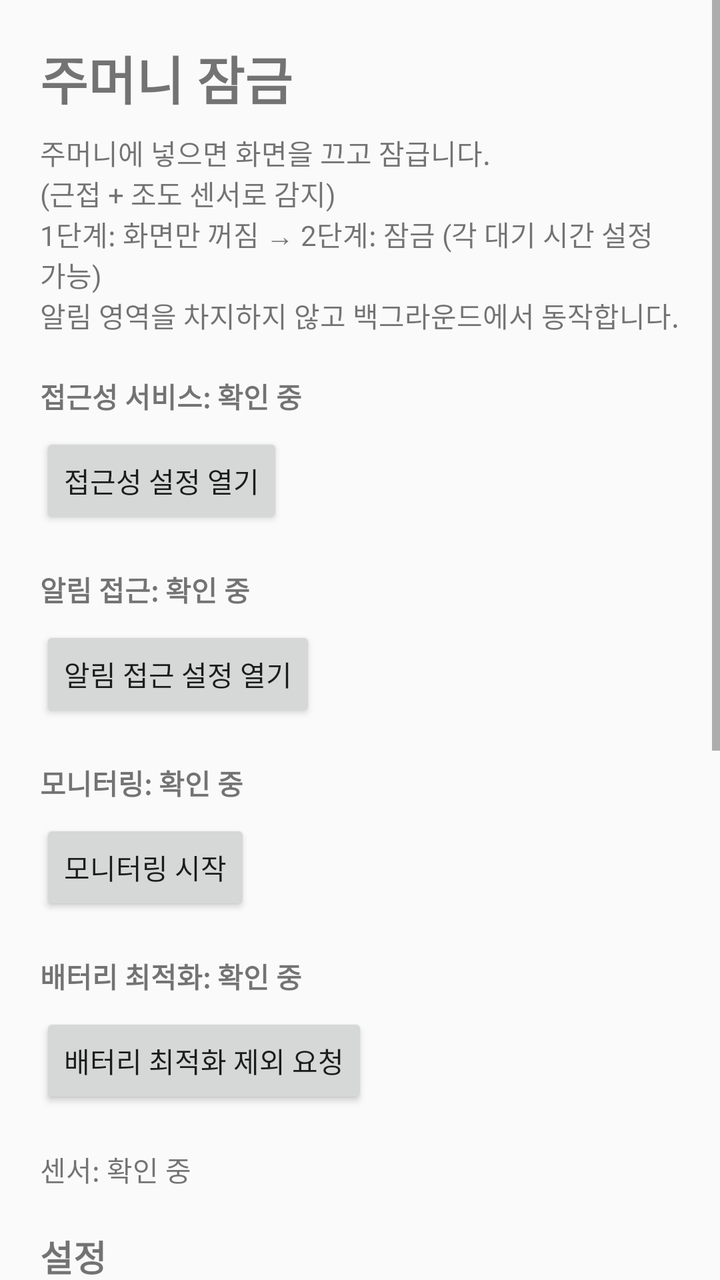
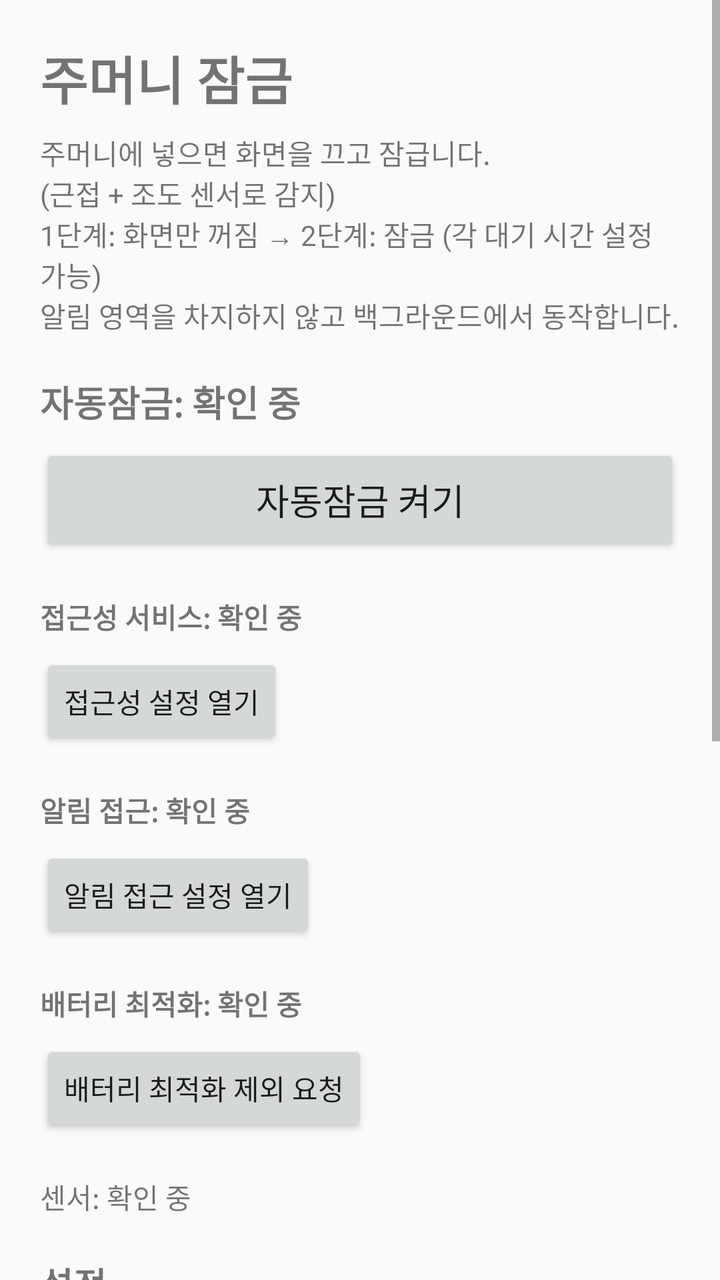

Compare the two renders of this Android layout. The source of the first and the diff that turns it into the second are given below.
<!-- AndroidManifest.xml: application theme Theme.PocketLocker -->
<!-- res/layout/activity_main.xml -->
<?xml version="1.0" encoding="utf-8"?>
<ScrollView xmlns:android="http://schemas.android.com/apk/res/android"
    android:layout_width="match_parent"
    android:layout_height="match_parent">

    <LinearLayout
        android:layout_width="match_parent"
        android:layout_height="wrap_content"
        android:orientation="vertical"
        android:padding="20dp">

        <TextView
            android:layout_width="wrap_content"
            android:layout_height="wrap_content"
            android:text="주머니 잠금"
            android:textSize="26sp"
            android:textStyle="bold" />

        <TextView
            android:layout_width="wrap_content"
            android:layout_height="wrap_content"
            android:layout_marginTop="8dp"
            android:text="주머니에 넣으면 화면을 끄고 잠급니다.\n(근접 + 조도 센서로 감지)\n1단계: 화면만 꺼짐 → 2단계: 잠금 (각 대기 시간 설정 가능)\n알림 영역을 차지하지 않고 백그라운드에서 동작합니다." />

        <TextView
            android:id="@+id/tvA11y"
            android:layout_width="wrap_content"
            android:layout_height="wrap_content"
            android:layout_marginTop="20dp"
            android:text="접근성 서비스: 확인 중"
            android:textStyle="bold" />

        <Button
            android:id="@+id/btnA11y"
            android:layout_width="wrap_content"
            android:layout_height="wrap_content"
            android:layout_marginTop="8dp"
            android:text="접근성 설정 열기" />

        <TextView
            android:id="@+id/tvNls"
            android:layout_width="wrap_content"
            android:layout_height="wrap_content"
            android:layout_marginTop="20dp"
            android:text="알림 접근: 확인 중"
            android:textStyle="bold" />

        <Button
            android:id="@+id/btnNls"
            android:layout_width="wrap_content"
            android:layout_height="wrap_content"
            android:layout_marginTop="8dp"
            android:text="알림 접근 설정 열기" />

        <TextView
            android:id="@+id/tvService"
            android:layout_width="wrap_content"
            android:layout_height="wrap_content"
            android:layout_marginTop="20dp"
            android:text="모니터링: 확인 중"
            android:textStyle="bold" />

        <Button
            android:id="@+id/btnToggle"
            android:layout_width="wrap_content"
            android:layout_height="wrap_content"
            android:layout_marginTop="8dp"
            android:text="모니터링 시작" />

        <TextView
            android:id="@+id/tvBattery"
            android:layout_width="wrap_content"
            android:layout_height="wrap_content"
            android:layout_marginTop="20dp"
            android:text="배터리 최적화: 확인 중"
            android:textStyle="bold" />

        <Button
            android:id="@+id/btnBattery"
            android:layout_width="wrap_content"
            android:layout_height="wrap_content"
            android:layout_marginTop="8dp"
            android:text="배터리 최적화 제외 요청" />

        <TextView
            android:id="@+id/tvSensors"
            android:layout_width="wrap_content"
            android:layout_height="wrap_content"
            android:layout_marginTop="20dp"
            android:text="센서: 확인 중" />

        <TextView
            android:layout_width="wrap_content"
            android:layout_height="wrap_content"
            android:layout_marginTop="20dp"
            android:text="설정"
            android:textSize="18sp"
            android:textStyle="bold" />

        <TextView
            android:layout_width="wrap_content"
            android:layout_height="wrap_content"
            android:layout_marginTop="8dp"
            android:text="조도 임계값 (lux, 이보다 어두우면 주머니로 판단)" />

        <EditText
            android:id="@+id/etLux"
            android:layout_width="match_parent"
            android:layout_height="wrap_content"
            android:inputType="numberDecimal" />

        <TextView
            android:layout_width="wrap_content"
            android:layout_height="wrap_content"
            android:layout_marginTop="8dp"
            android:text="화면 꺼짐 대기 시간 (ms, 주머니 감지 후 화면만 꺼지기까지)" />

        <EditText
            android:id="@+id/etScreenOff"
            android:layout_width="match_parent"
            android:layout_height="wrap_content"
            android:inputType="number" />

        <TextView
            android:layout_width="wrap_content"
            android:layout_height="wrap_content"
            android:layout_marginTop="8dp"
            android:text="잠금 대기 시간 (ms, 화면 꺼진 후 잠금까지)" />

        <EditText
            android:id="@+id/etDelay"
            android:layout_width="match_parent"
            android:layout_height="wrap_content"
            android:inputType="number" />

        <Button
            android:id="@+id/btnSave"
            android:layout_width="wrap_content"
            android:layout_height="wrap_content"
            android:layout_marginTop="8dp"
            android:text="설정 저장" />

        <TextView
            android:layout_width="wrap_content"
            android:layout_height="wrap_content"
            android:layout_marginTop="20dp"
            android:text="로그"
            android:textSize="18sp"
            android:textStyle="bold" />

        <TextView
            android:id="@+id/tvLog"
            android:layout_width="match_parent"
            android:layout_height="wrap_content"
            android:layout_marginTop="8dp"
            android:background="#11000000"
            android:padding="8dp"
            android:text="로그가 없습니다"
            android:textSize="12sp"
            android:fontFamily="monospace" />

        <Button
            android:id="@+id/btnClearLog"
            android:layout_width="wrap_content"
            android:layout_height="wrap_content"
            android:layout_marginTop="8dp"
            android:text="로그 지우기" />

    </LinearLayout>
</ScrollView>
<!-- resources referenced by this layout -->
<resources>
  <style name="Theme.PocketLocker" parent="Theme.AppCompat.DayNight.NoActionBar">
      </style>
</resources>

<!-- the commit's change to res/layout/activity_main.xml (unified diff, before → after) -->
@@ -21,6 +21,24 @@
             android:layout_height="wrap_content"
             android:layout_marginTop="8dp"
             android:text="주머니에 넣으면 화면을 끄고 잠급니다.\n(근접 + 조도 센서로 감지)\n1단계: 화면만 꺼짐 → 2단계: 잠금 (각 대기 시간 설정 가능)\n알림 영역을 차지하지 않고 백그라운드에서 동작합니다." />
+
+        <TextView
+            android:id="@+id/tvService"
+            android:layout_width="wrap_content"
+            android:layout_height="wrap_content"
+            android:layout_marginTop="20dp"
+            android:text="자동잠금: 확인 중"
+            android:textSize="18sp"
+            android:textStyle="bold" />
+
+        <Button
+            android:id="@+id/btnToggle"
+            android:layout_width="match_parent"
+            android:layout_height="wrap_content"
+            android:layout_marginTop="8dp"
+            android:minHeight="56dp"
+            android:text="자동잠금 켜기"
+            android:textSize="18sp" />
 
         <TextView
             android:id="@+id/tvA11y"
@@ -51,21 +69,6 @@
             android:layout_height="wrap_content"
             android:layout_marginTop="8dp"
             android:text="알림 접근 설정 열기" />
-
-        <TextView
-            android:id="@+id/tvService"
-            android:layout_width="wrap_content"
-            android:layout_height="wrap_content"
-            android:layout_marginTop="20dp"
-            android:text="모니터링: 확인 중"
-            android:textStyle="bold" />
-
-        <Button
-            android:id="@+id/btnToggle"
-            android:layout_width="wrap_content"
-            android:layout_height="wrap_content"
-            android:layout_marginTop="8dp"
-            android:text="모니터링 시작" />
 
         <TextView
             android:id="@+id/tvBattery"
